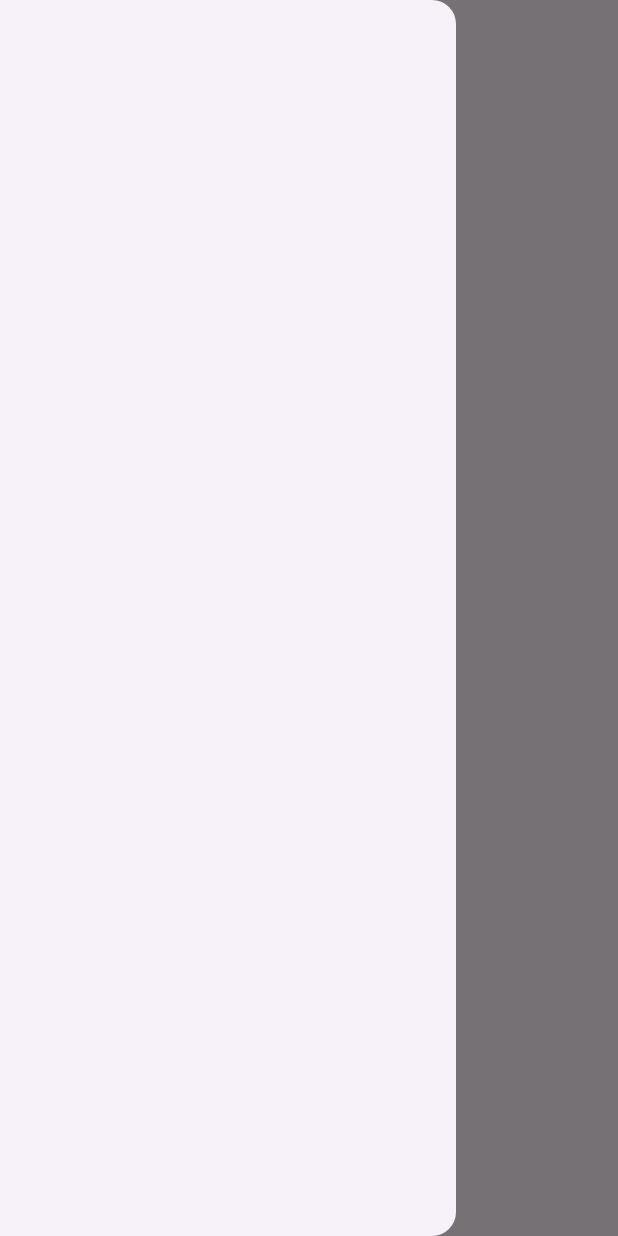
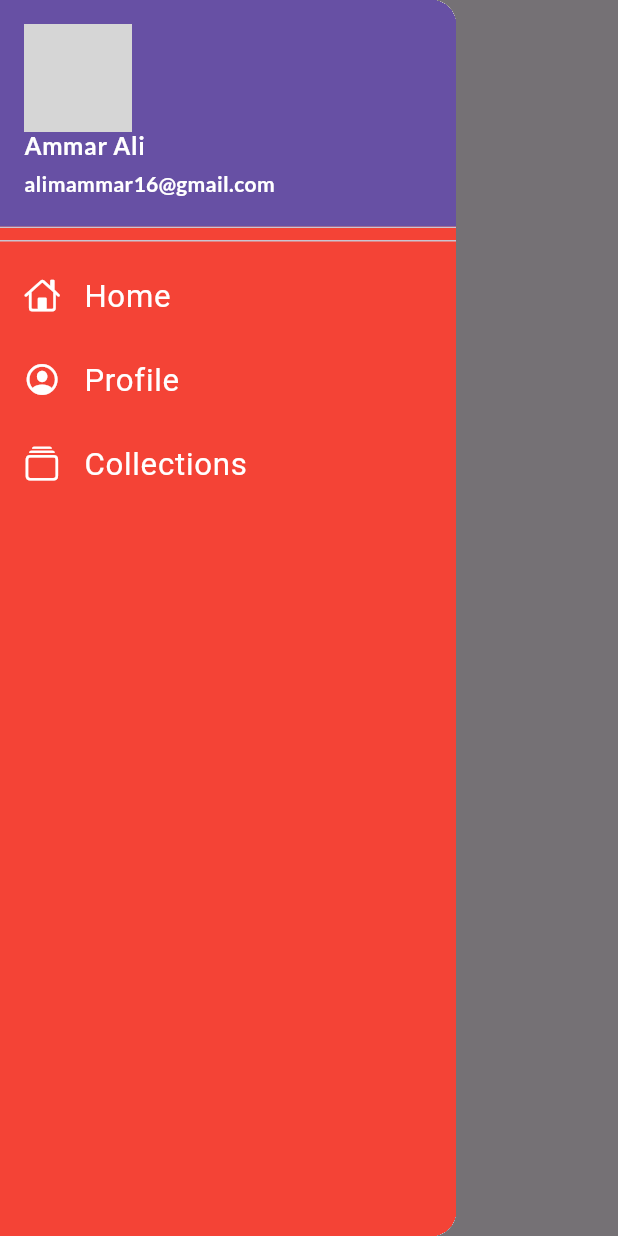
Before and after one commit to Ammar-Ali234/Start_of_my_flutter_journey, a Flutter app: the HomePage screen opened by its route, with the side drawer open, on a phone screen of 412 x 824 dp. Run offline on Flutter 3.47's test engine with Material 3 defaults, Android fonts, the phone set to English and light mode, and no system bars; our stand-ins replace google_fonts; network calls fail; grey boxes are pictures that could not be loaded.

Commit message:
Day8 Completed

```diff
--- a/my_app/lib/main.dart
+++ b/my_app/lib/main.dart
@@ -15,6 +15,7 @@ class Myapp extends StatelessWidget {
   @override
   Widget build(BuildContext context) {
     return MaterialApp(
+      debugShowCheckedModeBanner: false,
       themeMode: ThemeMode.light,
 
       theme: ThemeData(
@@ -23,7 +24,7 @@ class Myapp extends StatelessWidget {
               .red), //primaryswatch automatically her color se hisaab se text etc ko correct kr deta h
       routes: {
         "/": (context) =>
-            Login_page(), //default me ye "/" leta hai agar ye de dia hai to uper home k widget ki zaroort nahi hai
+            HomePage(), //default me ye "/" leta hai agar ye de dia hai to uper home k widget ki zaroort nahi hai
         Mereroute.homeroute: (context) => const HomePage(),
         Mereroute.loginroute: (context) => Login_page(),
         Mereroute.signuproute: (context) => Signup()
--- a/my_app/lib/pages/home_page.dart
+++ b/my_app/lib/pages/home_page.dart
@@ -1,4 +1,5 @@
 import "package:flutter/material.dart";
+import "package:my_app/widgets/drawer.dart";
 
 class HomePage extends StatelessWidget {
   const HomePage({super.key});
@@ -8,13 +9,13 @@ class HomePage extends StatelessWidget {
     int de = 30;
     return Scaffold(
       appBar: AppBar(
-        title: Text("My first app"),
+        title: Text("Home Screen"),
       ),
       body: Center(
           child: Container(
-        child: Text("hello! $de  Ammar Ali"),
+        child: Text("hello! $de  from my app"),
       )),
-      drawer: Drawer(),
+      drawer: MyDrawer(),
     );
   }
 }
--- /dev/null
+++ b/my_app/lib/widgets/drawer.dart
@@ -0,0 +1,70 @@
+import 'package:flutter/cupertino.dart';
+import 'package:flutter/material.dart';
+
+class MyDrawer extends StatelessWidget {
+  const MyDrawer({super.key});
+
+  @override
+  Widget build(BuildContext context) {
+    const String a =
+        "https://upload.wikimedia.org/wikipedia/commons/thumb/3/32/Flag_of_Pakistan.svg/1200px-Flag_of_Pakistan.svg.png";
+    return Drawer(
+      child: Container(
+          padding: EdgeInsets.zero,
+          color: Colors.red,
+          child: ListView(
+            children: const [
+              DrawerHeader(
+                  padding: EdgeInsets.zero,
+                  child: UserAccountsDrawerHeader(
+                    accountName: Text(
+                      "Ammar Ali",
+                      style: TextStyle(
+                          color: Colors.white, fontWeight: FontWeight.bold),
+                    ),
+                    accountEmail: Text(
+                      "alimammar16@gmail.com",
+                      style: TextStyle(
+                          color: Colors.white, fontWeight: FontWeight.bold),
+                    ),
+                    currentAccountPicture:
+                        CircleAvatar(backgroundImage: NetworkImage(a)),
+                  )),
+              ListTile(
+                leading: Icon(
+                  CupertinoIcons.home,
+                  color: Colors.white,
+                ),
+                title: Text(
+                  "Home",
+                  textScaleFactor: 1.3,
+                  style: TextStyle(color: Colors.white),
+                ),
+              ),
+              ListTile(
+                leading: Icon(
+                  CupertinoIcons.profile_circled,
+                  color: Colors.white,
+                ),
+                title: Text(
+                  "Profile",
+                  textScaleFactor: 1.3,
+                  style: TextStyle(color: Colors.white),
+                ),
+              ),
+              ListTile(
+                leading: Icon(
+                  CupertinoIcons.collections,
+                  color: Colors.white,
+                ),
+                title: Text(
+                  "Collections",
+                  textScaleFactor: 1.3,
+                  style: TextStyle(color: Colors.white),
+                ),
+              )
+            ],
+          )),
+    );
+  }
+}
```
Also changed, not shown: my_app/lib/pages/signup_page.dart (+50 -7 lines), 1 other file.
